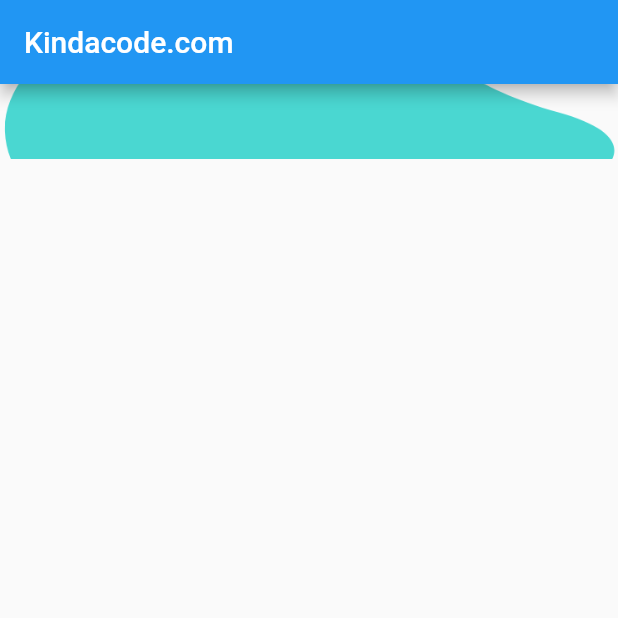
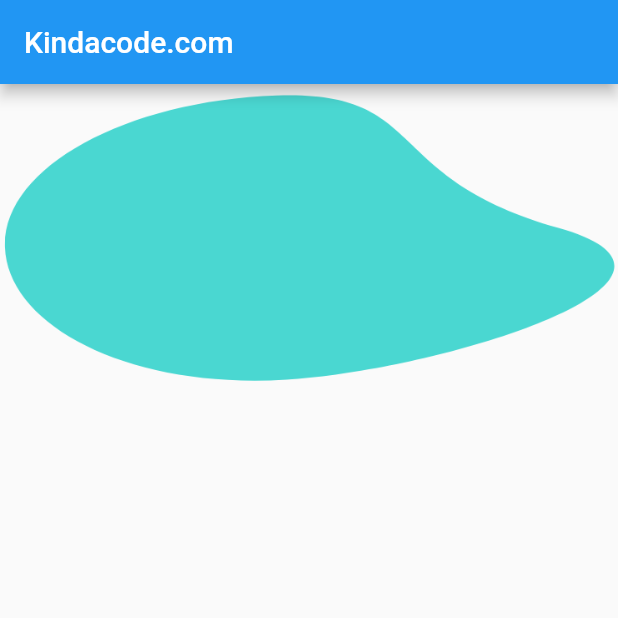
Before and after one commit to rahmabalti/image, a Flutter app: the screen it shows after launch, on a phone screen of 412 x 824 dp, the top half of it. Run offline on Flutter 3.47's test engine with Material 2 defaults, Android fonts, the phone set to English and light mode, and no system bars.

```diff
--- a/lib/main.dart
+++ b/lib/main.dart
@@ -28,7 +28,7 @@ class MyHomePage extends StatelessWidget {
         title: const Text("Kindacode.com"),
       ),
       body: Stack(children: [
-        Image.asset('assets/dessous.png', width: double.infinity, height: 50, fit: BoxFit.cover)
+        Image.asset('assets/dessous.png')
       ]),
     );
   }
```
Also changed, not shown: 1 other file.
